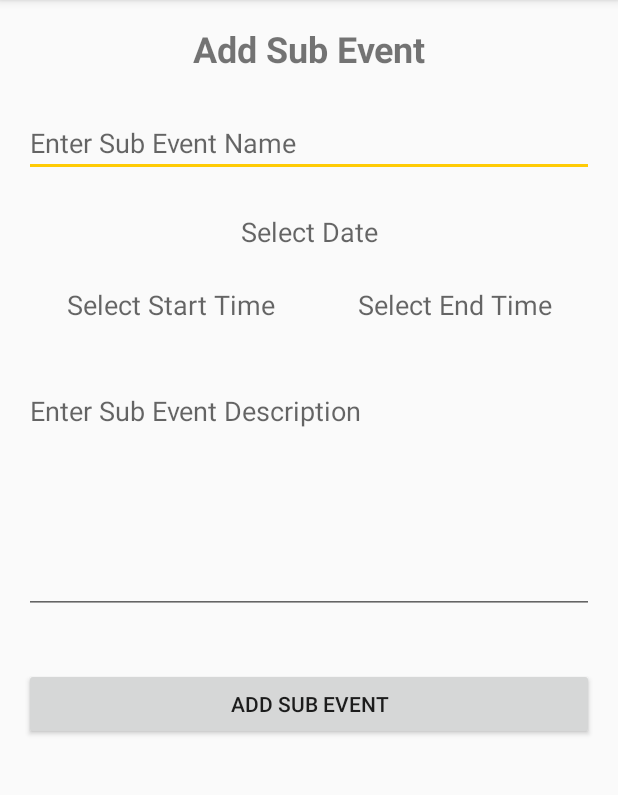
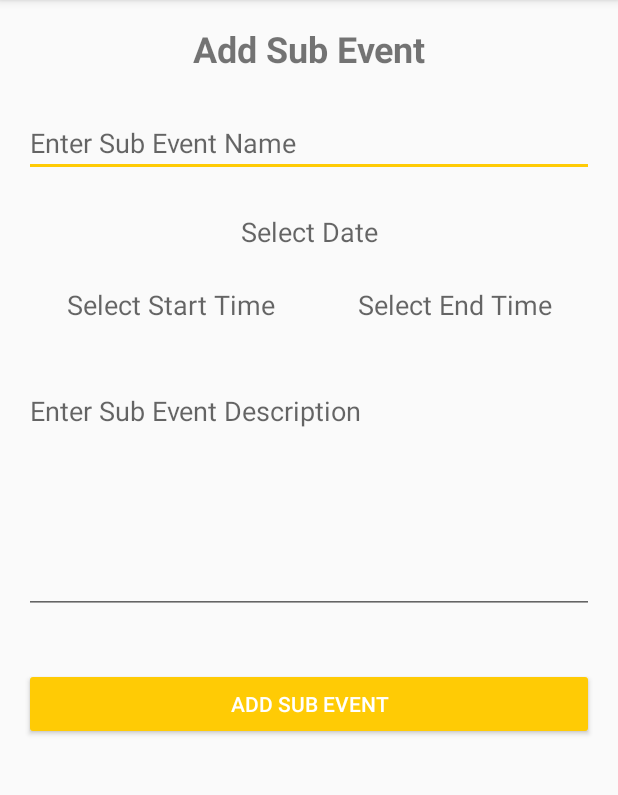
Before and after one commit to earthdayflint/EarthMatters, an Android app: the AddSubEventActivity screen opened directly, with no data from a screen before it, on a phone screen of 412 x 824 dp, the part 84-879 px from its top. Run offline under Robolectric (Android 15) with nearby library versions, the phone set to English and light mode, and no system bars; our stand-ins replace Firebase (no records; nobody signed in at launch, a user with empty details on screens opened directly).

Commit message:
Changed Button Colors

```diff
--- a/app/src/main/res/layout/activity_add_booth.xml
+++ b/app/src/main/res/layout/activity_add_booth.xml
@@ -58,6 +58,7 @@
          />
 
     <Button
+        style="@style/Widget.AppCompat.Button.Colored"
         android:text="@string/add_booth"
         android:layout_width="match_parent"
         android:layout_height="wrap_content"
--- a/app/src/main/res/layout/activity_create_event.xml
+++ b/app/src/main/res/layout/activity_create_event.xml
@@ -73,6 +73,7 @@
 </LinearLayout>
 
     <Button
+        style="@style/Widget.AppCompat.Button.Colored"
         android:text="@string/add_event"
         android:layout_width="wrap_content"
         android:layout_height="wrap_content"
@@ -81,6 +82,8 @@
         android:layout_centerHorizontal="true" />
 
     <Button
+        style="@style/Widget.AppCompat.Button.Colored"
+        android:layout_marginTop="24dp"
         android:text="@string/add_event_image"
         android:layout_width="wrap_content"
         android:layout_height="wrap_content"
--- a/app/src/main/res/layout/activity_create_sub_event.xml
+++ b/app/src/main/res/layout/activity_create_sub_event.xml
@@ -80,6 +80,7 @@
         android:gravity="top" />
 
     <Button
+        style="@style/Widget.AppCompat.Button.Colored"
         android:text="@string/add_sub_event"
         android:layout_width="match_parent"
         android:layout_height="wrap_content"
```
Also changed, not shown: 1 other file.
